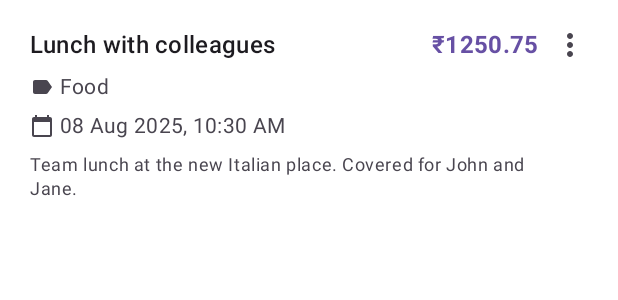
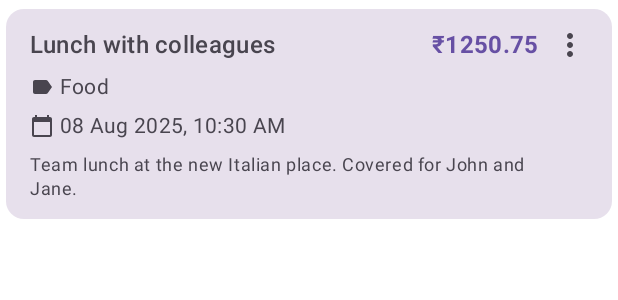
Before and after one commit to YoursSohail/SmartDailyExpenseTracker, an Android app built with Jetpack Compose: the @Preview function ExpenseListItemPreview, on a phone screen of 412 x 824 dp. Shown: the top 300 px of the screen. Run offline under Robolectric (Android 15) with nearby library versions, the phone set to English and light mode, and no system bars; our stand-ins replace Room's generated code; Roboto replaces fonts that are not available here.

Commit message:
Refactor: Update NavigationBar Background and ExpenseListItem Color
This commit introduces minor UI refinements:

- **NavigationBar (`AppNavigation.kt`):**
    - The `containerColor` of the `NavigationBar` is now set to `MaterialTheme.colorScheme.background` for better theme consistency.

- **ExpenseListItem (`ExpenseListItem.kt`):**
    - The `containerColor` of the `Card` in `ExpenseListItem` has been changed from `Color.White` to `MaterialTheme.colorScheme.surfaceVariant`. This aligns the item background with the application's theme and improves visual coherence, especially in dark mode.

```diff
--- a/app/src/main/java/com/yourssohail/smartdailyexpensetracker/ui/components/ExpenseListItem.kt
+++ b/app/src/main/java/com/yourssohail/smartdailyexpensetracker/ui/components/ExpenseListItem.kt
@@ -63,7 +63,7 @@ fun ExpenseListItem(
         modifier = modifier
             .fillMaxWidth()
             .padding(vertical = 6.dp, horizontal = 4.dp),
-        colors = CardDefaults.cardColors(containerColor = Color.White),
+        colors = CardDefaults.cardColors(containerColor = MaterialTheme.colorScheme.surfaceVariant),
         elevation = CardDefaults.cardElevation(defaultElevation = 1.dp)
     ) {
         Row(
--- a/app/src/main/java/com/yourssohail/smartdailyexpensetracker/ui/navigation/AppNavigation.kt
+++ b/app/src/main/java/com/yourssohail/smartdailyexpensetracker/ui/navigation/AppNavigation.kt
@@ -3,6 +3,7 @@ package com.yourssohail.smartdailyexpensetracker.ui.navigation
 import androidx.compose.foundation.layout.padding
 import androidx.compose.material3.ExperimentalMaterial3Api
 import androidx.compose.material3.Icon
+import androidx.compose.material3.MaterialTheme
 import androidx.compose.material3.NavigationBar
 import androidx.compose.material3.NavigationBarItem
 import androidx.compose.material3.Scaffold
@@ -57,7 +58,9 @@ fun AppNavigation() {
             val showBottomBar = currentRoute in screensWithBottomBar
 
             if (showBottomBar) {
-                NavigationBar{
+                NavigationBar(
+                    containerColor = MaterialTheme.colorScheme.background,
+                ){
                     val currentDestination = navBackStackEntry?.destination
                     bottomNavItems.forEach { screen ->
                         NavigationBarItem(
```
